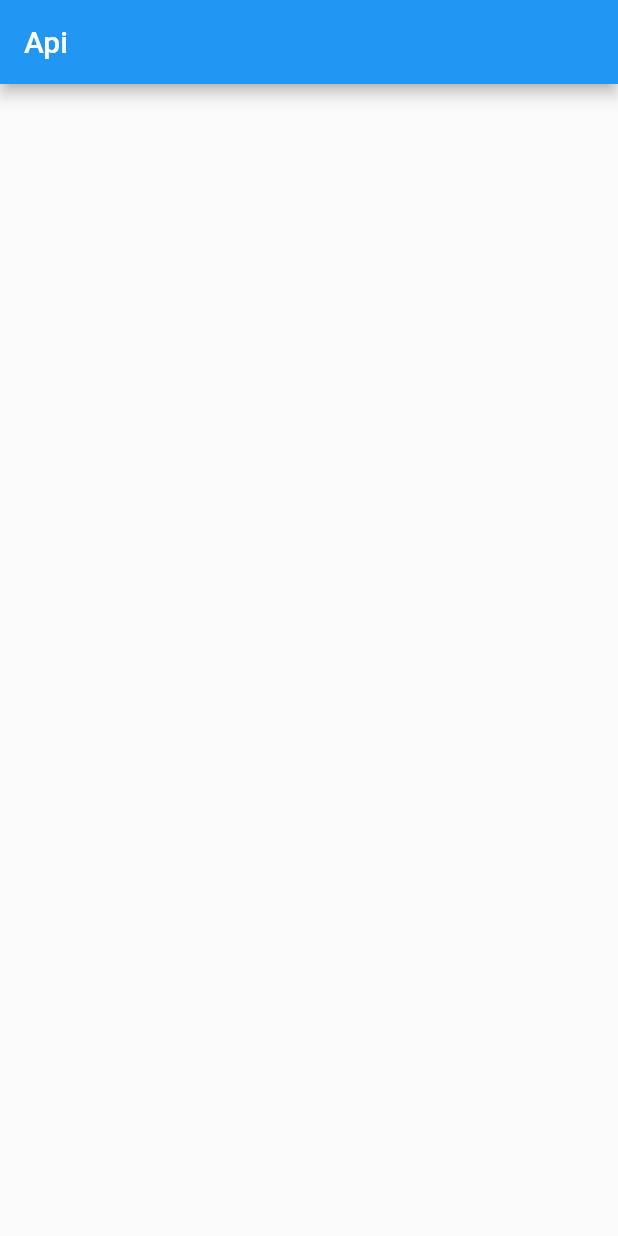
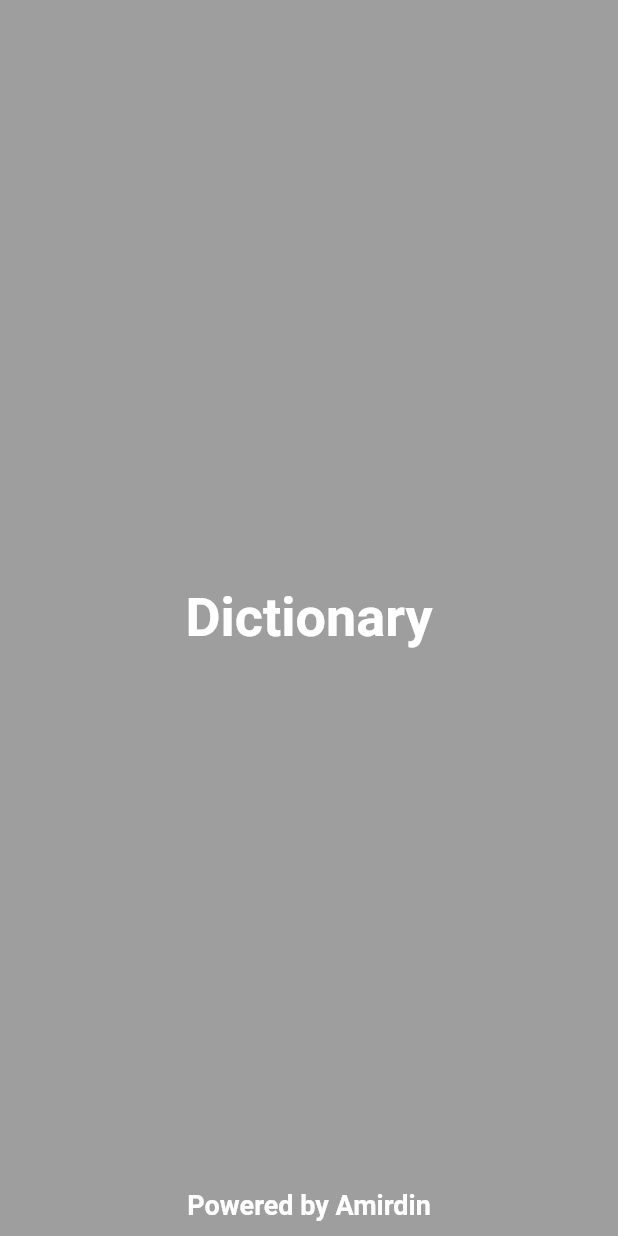
Before and after one commit to Amirdin99/RestApi, a Flutter app: the first screen one second after launch, on a phone screen of 412 x 824 dp. Run offline on Flutter 3.47's test engine with Material 2 defaults, Android fonts, the phone set to English and light mode, and no system bars; missing offline and left inert: http_logger, http_middleware, loading.

```diff
--- a/lib/main.dart
+++ b/lib/main.dart
@@ -1,5 +1,6 @@
 import 'package:flutter/material.dart';
 import 'package:flutterapi/pages/main_page.dart';
+import 'package:flutterapi/pages/open_screen.dart';
 
 void main() {
   runApp(const MyApp());
@@ -11,11 +12,12 @@ class MyApp extends StatelessWidget {
   @override
   Widget build(BuildContext context) {
     return MaterialApp(
+      debugShowCheckedModeBanner: false,
       title: 'Flutter Demo',
       theme: ThemeData(
         primarySwatch: Colors.blue,
       ),
-      home: MainPage(),
+      home: OpenScreen(),
     );
   }
 }
--- /dev/null
+++ b/lib/pages/open_screen.dart
@@ -0,0 +1,66 @@
+import 'dart:async';
+import 'package:flutter/material.dart';
+import 'package:flutterapi/pages/main_page.dart';
+
+class OpenScreen extends StatefulWidget {
+  const OpenScreen({Key? key}) : super(key: key);
+
+  @override
+  State<OpenScreen> createState() => _OpenScreenState();
+}
+
+class _OpenScreenState extends State<OpenScreen> {
+  @override
+  Widget build(BuildContext context) {
+    return Scaffold(
+        backgroundColor: Colors.black38,
+        body: Container(
+          child: Stack(
+            children: [
+              Align(
+                alignment: Alignment.center,
+                child: Text(
+                  'Dictionary',
+                  style: TextStyle(
+                    fontSize: 36,
+                    fontWeight: FontWeight.bold,
+                    color: Colors.white,
+                  ),
+                ),
+              ),
+              Align(
+                alignment: Alignment.bottomCenter,
+                child: Padding(
+                  padding: const EdgeInsets.only(bottom: 10),
+                  child: Text(
+                    'Powered by Amirdin',
+                    style: TextStyle(
+                      fontSize: 18,
+                      fontWeight: FontWeight.bold,
+                      color: Colors.white,
+                    ),
+                  ),
+                ),
+              ),
+            ],
+          ),
+        ));
+  }
+
+  @override
+  void initState() {
+    // TODO: implement initState
+    super.initState();
+    startTime();
+  }
+
+  startTime() {
+    var duration = Duration(seconds: 3);
+    return Timer(duration, route);
+  }
+
+  route() {
+    Navigator.of(context).pushReplacement(
+        MaterialPageRoute(builder: (context) => MainPage()));
+  }
+}
```
Also changed, not shown: lib/pages/main_page.dart (+137 -5 lines), lib/pages/my_list_item.dart (added, +142 -0 lines), lib/repository/trainer_repository.dart (added, +104 -0 lines), lib/response/models/TrainerJson.dart (added, +36 -0 lines), lib/stream/trainer_stream.dart (added, +15 -0 lines), pubspec.yaml (+9 -63 lines), pubspec.lock.
